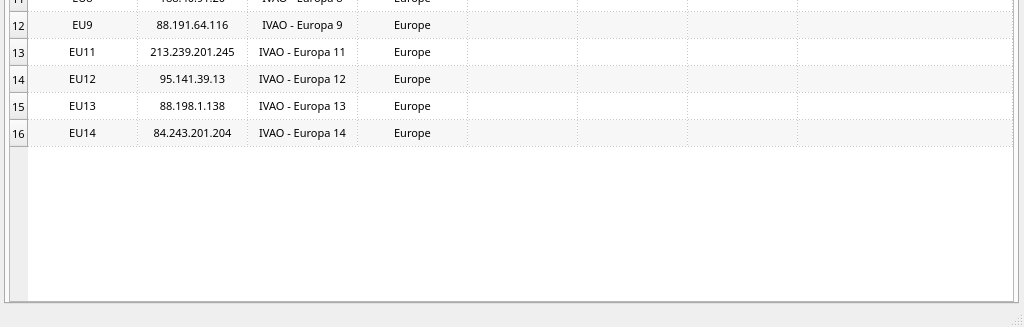
Qt form QtUI/MainWindow_UI.ui (emper0r/IVAO-status) before a commit; both pictures show x 0 to 1024 and y 363 to 690 of the 1024 by 690 pixel window.
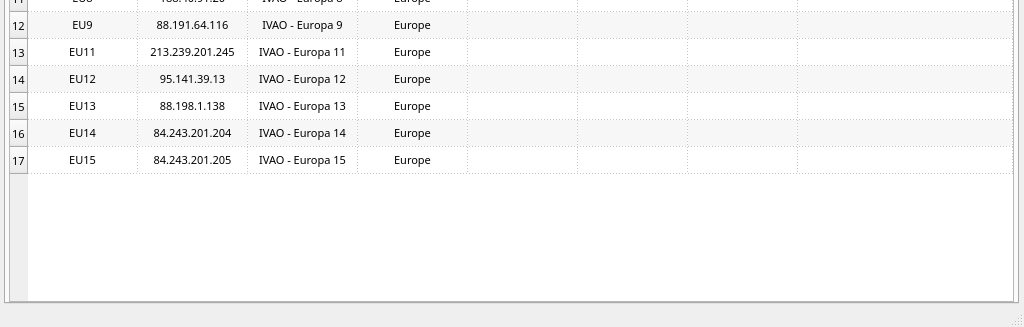
The same form after that commit. The open tabs and pages were chosen to show the change.

What changed in the file:
```diff
--- a/QtUI/MainWindow_UI.ui
+++ b/QtUI/MainWindow_UI.ui
@@ -2356,6 +2356,11 @@
         <string>16</string>
        </property>
       </row>
+      <row>
+       <property name="text">
+        <string>17</string>
+       </property>
+      </row>
       <column>
        <property name="text">
         <string>Server</string>
@@ -2929,6 +2934,53 @@
         <set>AlignHCenter|AlignVCenter|AlignCenter</set>
        </property>
       </item>
+      <item row="16" column="0">
+       <property name="text">
+        <string>EU15</string>
+       </property>
+       <property name="textAlignment">
+        <set>AlignHCenter|AlignVCenter|AlignCenter</set>
+       </property>
+      </item>
+      <item row="16" column="1">
+       <property name="text">
+        <string>84.243.201.205</string>
+       </property>
+       <property name="textAlignment">
+        <set>AlignHCenter|AlignVCenter|AlignCenter</set>
+       </property>
+      </item>
+      <item row="16" column="2">
+       <property name="text">
+        <string>IVAO - Europa 15</string>
+       </property>
+       <property name="textAlignment">
+        <set>AlignHCenter|AlignVCenter|AlignCenter</set>
+       </property>
+      </item>
+      <item row="16" column="3">
+       <property name="text">
+        <string>Europe</string>
+       </property>
+       <property name="textAlignment">
+        <set>AlignHCenter|AlignVCenter|AlignCenter</set>
+       </property>
+      </item>
+      <item row="16" column="4">
+       <property name="textAlignment">
+        <set>AlignHCenter|AlignVCenter|AlignCenter</set>
+       </property>
+      </item>
+      <item row="16" column="5">
+       <property name="textAlignment">
+        <set>AlignHCenter|AlignVCenter|AlignCenter</set>
+       </property>
+      </item>
+      <item row="16" column="6">
+       <property name="textAlignment">
+        <set>AlignHCenter|AlignVCenter|AlignCenter</set>
+       </property>
+      </item>
      </widget>
     </widget>
     <widget class="QWidget" name="database">
```
Left out of the diff: 5 changed lines with no effect on the pictures.
